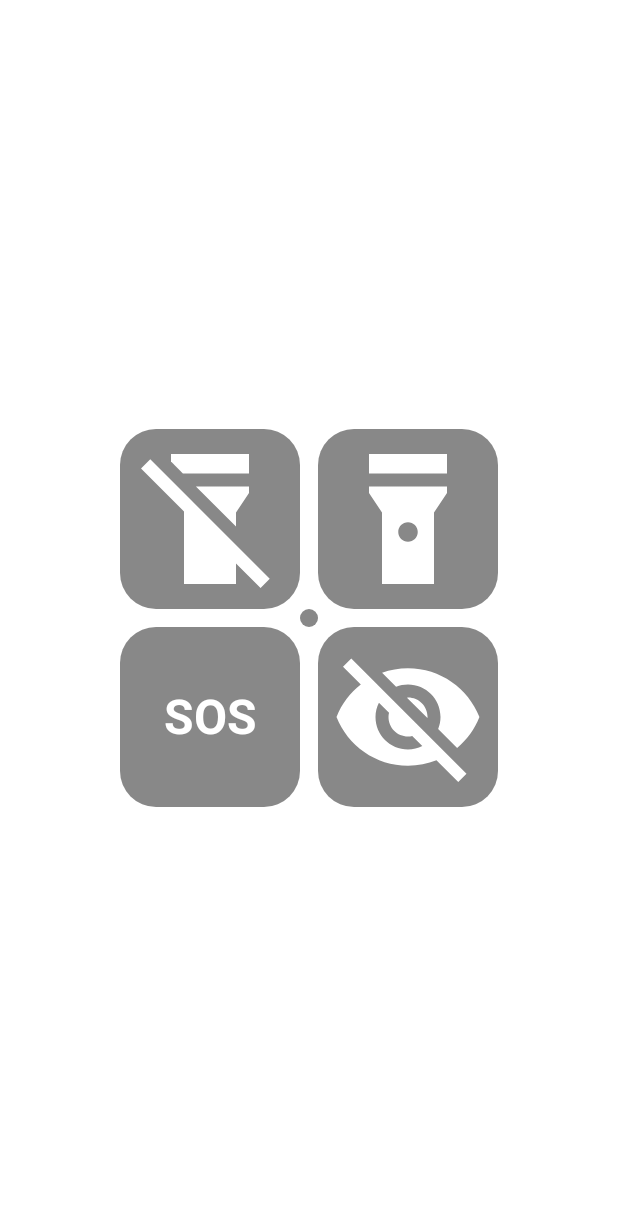
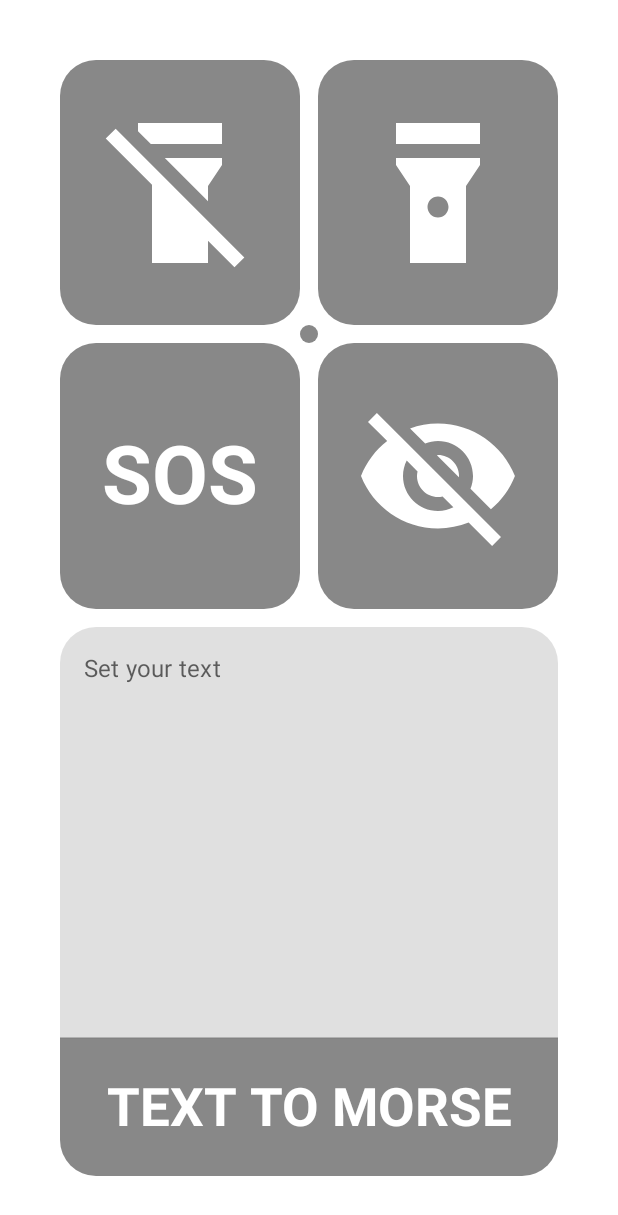
Before and after one commit to DEZZOMORF/morse-flashlight, an Android app built with Jetpack Compose: the screen it shows after launch (MainActivity), on a phone screen of 412 x 824 dp. Shown: the top 1215 px of the screen. Run offline under Robolectric (Android 15) with nearby library versions, the phone set to English and light mode, and no system bars; our stand-ins replace Dagger/Hilt's generated code.

Commit message:
Added converting user text to morse

```diff
--- a/app/src/main/java/com/lampa/morseflashlight/activity/MainActivity.kt
+++ b/app/src/main/java/com/lampa/morseflashlight/activity/MainActivity.kt
@@ -3,24 +3,62 @@ package com.lampa.morseflashlight.activity
 import android.os.Bundle
 import androidx.activity.ComponentActivity
 import androidx.activity.compose.setContent
+import androidx.compose.foundation.layout.*
+import androidx.compose.material.Surface
 import androidx.compose.runtime.collectAsState
 import androidx.compose.runtime.getValue
+import androidx.compose.ui.Alignment
+import androidx.compose.ui.Modifier
+import androidx.compose.ui.unit.dp
 import androidx.hilt.navigation.compose.hiltViewModel
-import com.lampa.morseflashlight.ui.MainScreen
+import com.lampa.morseflashlight.ui.MainButtons
+import com.lampa.morseflashlight.ui.MorseUi
+import com.lampa.morseflashlight.ui.theme.MorseFlashlightTheme
+import com.lampa.morseflashlight.ui.theme.defaultArrangementSpace
 import com.lampa.morseflashlight.viewmodel.MainViewModel
 import dagger.hilt.android.AndroidEntryPoint
 
 @AndroidEntryPoint
 class MainActivity : ComponentActivity() {
+
     override fun onCreate(savedInstanceState: Bundle?) {
         super.onCreate(savedInstanceState)
         setContent {
-            val mainViewModel: MainViewModel = hiltViewModel()
-            val flashlightState by mainViewModel.flashlightState.collectAsState()
-            MainScreen(
-                flashlightState = flashlightState,
-                onAction = mainViewModel::onAction
-            )
+            MorseFlashlightTheme {
+                Surface(modifier = Modifier.fillMaxSize()) {
+                    val mainViewModel: MainViewModel = hiltViewModel()
+                    val flashlightState by mainViewModel.flashlightState.collectAsState()
+                    Column(
+                        horizontalAlignment = Alignment.CenterHorizontally,
+                        verticalArrangement = Arrangement.spacedBy(defaultArrangementSpace),
+                        modifier = Modifier
+                            .fillMaxSize()
+                            .padding(40.dp)
+                    ) {
+                        Row(
+                            verticalAlignment = Alignment.CenterVertically,
+                            modifier = Modifier
+                                .fillMaxSize()
+                                .weight(1f)
+                        ) {
+                            MainButtons(
+                                flashlightState = flashlightState,
+                                onAction = mainViewModel::onAction
+                            )
+                        }
+                        Row(
+                            verticalAlignment = Alignment.CenterVertically,
+                            modifier = Modifier
+                                .fillMaxSize()
+                                .weight(1f)
+                        ) {
+                            MorseUi(
+                                onAction = mainViewModel::onAction
+                            )
+                        }
+                    }
+                }
+            }
         }
     }
 }
--- a/app/src/main/java/com/lampa/morseflashlight/ui/FlashlightButton.kt
+++ b/app/src/main/java/com/lampa/morseflashlight/ui/FlashlightButton.kt
@@ -2,7 +2,8 @@ package com.lampa.morseflashlight.ui
 
 import androidx.compose.foundation.background
 import androidx.compose.foundation.clickable
-import androidx.compose.foundation.layout.*
+import androidx.compose.foundation.layout.Box
+import androidx.compose.foundation.layout.BoxScope
 import androidx.compose.foundation.shape.RoundedCornerShape
 import androidx.compose.runtime.Composable
 import androidx.compose.ui.Alignment
@@ -12,7 +13,7 @@ import androidx.compose.ui.graphics.Color
 import androidx.compose.ui.unit.dp
 
 @Composable
-fun FlashlightButton(
+fun RoundCornerButton(
     modifier: Modifier = Modifier,
     onClick: () -> Unit,
     content: @Composable() (BoxScope.() -> Unit)
@@ -20,8 +21,6 @@ fun FlashlightButton(
     Box(
         contentAlignment = Alignment.Center,
         modifier = Modifier
-            .height(120.dp)
-            .width(120.dp)
             .clip(shape = RoundedCornerShape(24.dp))
             .background(Color.Gray)
             .clickable { onClick() }
@@ -29,3 +28,20 @@ fun FlashlightButton(
         content.invoke(this)
     }
 }
+
+@Composable
+fun BottomRoundCornerButton(
+    modifier: Modifier = Modifier,
+    onClick: () -> Unit,
+    content: @Composable() (BoxScope.() -> Unit)
+) {
+    Box(
+        contentAlignment = Alignment.Center,
+        modifier = Modifier
+            .clip(shape = RoundedCornerShape(0.dp, 0.dp, 24.dp, 24.dp))
+            .background(Color.Gray)
+            .clickable { onClick() }
+            .then(modifier)) {
+        content.invoke(this)
+    }
+}
--- /dev/null
+++ b/app/src/main/java/com/lampa/morseflashlight/ui/MainButtons.kt
@@ -0,0 +1,171 @@
+package com.lampa.morseflashlight.ui
+
+import androidx.compose.foundation.Image
+import androidx.compose.foundation.background
+import androidx.compose.foundation.layout.*
+import androidx.compose.foundation.shape.CircleShape
+import androidx.compose.material.Text
+import androidx.compose.runtime.*
+import androidx.compose.ui.Alignment
+import androidx.compose.ui.Modifier
+import androidx.compose.ui.draw.clip
+import androidx.compose.ui.draw.drawWithContent
+import androidx.compose.ui.graphics.Color
+import androidx.compose.ui.res.painterResource
+import androidx.compose.ui.text.TextStyle
+import androidx.compose.ui.text.font.FontWeight
+import androidx.compose.ui.text.style.TextAlign
+import androidx.compose.ui.unit.dp
+import androidx.compose.ui.unit.sp
+import com.lampa.morseflashlight.R
+import com.lampa.morseflashlight.`object`.FlashlightAction
+import com.lampa.morseflashlight.ui.theme.defaultContentPadding
+import com.lampa.morseflashlight.ui.theme.defaultArrangementSpace
+
+@Composable
+fun MainButtons(
+    flashlightState: Boolean,
+    onAction: (FlashlightAction) -> Unit
+) {
+    Column(
+        horizontalAlignment = Alignment.CenterHorizontally,
+        verticalArrangement = Arrangement.Center,
+        modifier = Modifier
+            .fillMaxSize()
+    ) {
+        Row(
+            horizontalArrangement = Arrangement.spacedBy(defaultArrangementSpace),
+            modifier = Modifier
+                .fillMaxSize()
+                .weight(1f),
+        ) {
+            OffButton(
+                Modifier
+                    .weight(1f)
+            ) {
+                onAction(FlashlightAction.Off)
+            }
+            SimpleButton(
+                Modifier
+                    .weight(1f)
+            ) {
+                onAction(FlashlightAction.Torch)
+            }
+        }
+        Box(
+            modifier = Modifier
+                .height(12.dp)
+                .width(12.dp)
+                .clip(shape = CircleShape)
+                .background(if (flashlightState) Color.Yellow else Color.Gray)
+        )
+        Row(
+            horizontalArrangement = Arrangement.spacedBy(defaultArrangementSpace),
+            modifier = Modifier
+                .fillMaxSize()
+                .weight(1f)
+        ) {
+            SosButton(
+                Modifier
+                    .weight(1f)
+            ) {
+                onAction(FlashlightAction.Morse("SOS"))
+            }
+            StroboscopeButton(
+                Modifier
+                    .weight(1f)
+            ) {
+                onAction(FlashlightAction.Stroboscope)
+            }
+        }
+    }
+}
+
+@Composable
+fun OffButton(modifier: Modifier = Modifier, onClick: () -> Unit) {
+    RoundCornerButton(
+        onClick = onClick,
+        modifier = modifier
+    ) {
+        Image(
+            painter = painterResource(id = R.drawable.ic_baseline_flashlight_off_24),
+            contentDescription = null,
+            modifier = Modifier
+                .fillMaxSize()
+                .align(Alignment.Center)
+                .padding(defaultContentPadding)
+        )
+    }
+}
+
+@Composable
+fun SimpleButton(modifier: Modifier = Modifier, onClick: () -> Unit) {
+    RoundCornerButton(
+        onClick = onClick,
+        modifier = modifier
+    ) {
+        Image(
+            painter = painterResource(id = R.drawable.ic_baseline_flashlight_on_24),
+            contentDescription = null,
+            modifier = Modifier
+                .fillMaxSize()
+                .align(Alignment.Center)
+                .padding(defaultContentPadding)
+        )
+    }
+}
+
+@Composable
+fun SosButton(modifier: Modifier = Modifier, onClick: () -> Unit) {
+    val defaultTextStyle = TextStyle(
+        textAlign = TextAlign.Center,
+        fontSize = 60.sp,
+        fontWeight = FontWeight.Bold,
+        color = Color.White
+    )
+    var textStyle by remember { mutableStateOf(defaultTextStyle) }
+    var readyToDraw by remember { mutableStateOf(false) }
+
+    RoundCornerButton(
+        onClick = onClick,
+        modifier = modifier
+            .fillMaxSize()
+    ) {
+        Text(
+            text = "SOS",
+            style = textStyle,
+            maxLines = 1,
+            softWrap = false,
+            modifier = Modifier
+                .align(Alignment.Center)
+                .padding(defaultContentPadding)
+                .drawWithContent {
+                    if (readyToDraw) drawContent()
+                },
+            onTextLayout = { textLayoutResult ->
+                if (textLayoutResult.didOverflowWidth) {
+                    textStyle = textStyle.copy(fontSize = textStyle.fontSize * 0.9)
+                } else {
+                    readyToDraw = true
+                }
+            },
+        )
+    }
+}
+
+@Composable
+fun StroboscopeButton(modifier: Modifier = Modifier, onClick: () -> Unit) {
+    RoundCornerButton(
+        onClick = onClick,
+        modifier = modifier
+    ) {
+        Image(
+            painter = painterResource(id = R.drawable.ic_baseline_visibility_off_24),
+            contentDescription = null,
+            modifier = Modifier
+                .fillMaxSize()
+                .align(Alignment.Center)
+                .padding(defaultContentPadding)
+        )
+    }
+}
--- a/app/src/main/java/com/lampa/morseflashlight/ui/MainScreen.kt
+++ /dev/null
@@ -1,125 +0,0 @@
-package com.lampa.morseflashlight.ui
-
-import androidx.compose.foundation.Image
-import androidx.compose.foundation.background
-import androidx.compose.foundation.layout.*
-import androidx.compose.foundation.shape.CircleShape
-import androidx.compose.material.Surface
-import androidx.compose.material.Text
-import androidx.compose.runtime.Composable
-import androidx.compose.ui.Alignment
-import androidx.compose.ui.Modifier
-import androidx.compose.ui.draw.clip
-import androidx.compose.ui.graphics.Color
-import androidx.compose.ui.res.painterResource
-import androidx.compose.ui.text.TextStyle
-import androidx.compose.ui.text.font.FontWeight
-import androidx.compose.ui.text.style.TextAlign
-import androidx.compose.ui.unit.dp
-import androidx.compose.ui.unit.sp
-import com.lampa.morseflashlight.R
-import com.lampa.morseflashlight.`object`.FlashlightAction
-import com.lampa.morseflashlight.ui.theme.MorseFlashlightTheme
-
-@Composable
-fun MainScreen(
-    flashlightState: Boolean,
-    onAction: (FlashlightAction) -> Unit
-) {
-    MorseFlashlightTheme {
-        Surface(modifier = Modifier.fillMaxSize()) {
-            Column(
-                horizontalAlignment = Alignment.CenterHorizontally,
-                verticalArrangement = Arrangement.Center,
-                modifier = Modifier
-                    .fillMaxSize()
-            ) {
-                Row {
-                    OffButton { onAction(FlashlightAction.Off) }
-                    Spacer(modifier = Modifier.width(12.dp))
-                    SimpleButton { onAction(FlashlightAction.Torch) }
-                }
-                Box(
-                    modifier = Modifier
-                        .height(12.dp)
-                        .width(12.dp)
-                        .clip(shape = CircleShape)
-                        .background(if (flashlightState) Color.Yellow else Color.Gray)
-                )
-                Row {
-                    SosButton { onAction(FlashlightAction.Morse("SOS")) }
-                    Spacer(modifier = Modifier.width(12.dp))
-                    StroboscopeButton { onAction(FlashlightAction.Stroboscope) }
-                }
-            }
-        }
-    }
-}
-
-@Composable
-fun OffButton(onClick: () -> Unit) {
-    FlashlightButton(
-        onClick = onClick,
-    ) {
-        Image(
-            painter = painterResource(id = R.drawable.ic_baseline_flashlight_off_24),
-            contentDescription = null,
-            modifier = Modifier
-                .fillMaxSize()
-                .align(Alignment.Center)
-                .padding(8.dp)
-        )
-    }
-}
-
-@Composable
-fun SimpleButton(onClick: () -> Unit) {
-    FlashlightButton(
-        onClick = onClick,
-    ) {
-        Image(
-            painter = painterResource(id = R.drawable.ic_baseline_flashlight_on_24),
-            contentDescription = null,
-            modifier = Modifier
-                .fillMaxSize()
-                .align(Alignment.Center)
-                .padding(8.dp)
-        )
-    }
-}
-
-@Composable
-fun SosButton(onClick: () -> Unit) {
-    FlashlightButton(
-        onClick = onClick,
-    ) {
-        Text(
-            text = "SOS",
-            style = TextStyle(
-                textAlign = TextAlign.Center,
-                fontSize = 32.sp,
-                fontWeight = FontWeight.Bold,
-                color = Color.White
-            ),
-            modifier = Modifier
-                .align(Alignment.Center)
-                .padding(8.dp)
-        )
-    }
-}
-
-@Composable
-fun StroboscopeButton(onClick: () -> Unit) {
-    FlashlightButton(
-        onClick = onClick,
-    ) {
-        Image(
-            painter = painterResource(id = R.drawable.ic_baseline_visibility_off_24),
-            contentDescription = null,
-            modifier = Modifier
-                .fillMaxSize()
-                .align(Alignment.Center)
-                .padding(8.dp)
-        )
-    }
-}
--- /dev/null
+++ b/app/src/main/java/com/lampa/morseflashlight/ui/MorseUi.kt
@@ -0,0 +1,89 @@
+package com.lampa.morseflashlight.ui
+
+import androidx.compose.foundation.layout.*
+import androidx.compose.foundation.shape.RoundedCornerShape
+import androidx.compose.material.Text
+import androidx.compose.material.TextField
+import androidx.compose.runtime.*
+import androidx.compose.runtime.saveable.rememberSaveable
+import androidx.compose.ui.Alignment
+import androidx.compose.ui.Modifier
+import androidx.compose.ui.draw.drawWithContent
+import androidx.compose.ui.graphics.Color
+import androidx.compose.ui.text.TextStyle
+import androidx.compose.ui.text.font.FontWeight
+import androidx.compose.ui.text.style.TextAlign
+import androidx.compose.ui.unit.dp
+import androidx.compose.ui.unit.sp
+import com.lampa.morseflashlight.`object`.FlashlightAction
+import com.lampa.morseflashlight.ui.theme.defaultContentPadding
+
+@Composable
+fun MorseUi(
+    onAction: (FlashlightAction) -> Unit
+) {
+    var text by rememberSaveable { mutableStateOf("") }
+
+    Column(
+        horizontalAlignment = Alignment.CenterHorizontally,
+        verticalArrangement = Arrangement.Center,
+        modifier = Modifier
+            .fillMaxSize()
+    ) {
+        Row(modifier = Modifier
+            .fillMaxSize()
+            .weight(3f)) {
+            TextField(
+                value = text,
+                onValueChange = { text = it },
+                label = { Text("Set your text") },
+                shape = RoundedCornerShape(24.dp, 24.dp, 0.dp, 0.dp),
+                modifier = Modifier.fillMaxSize()
+            )
+        }
+        Row(modifier = Modifier
+            .fillMaxSize()
+            .weight(1f)) {
+            MorseButton(Modifier.fillMaxSize()) {
+                onAction(FlashlightAction.Morse(text))
+            }
+        }
+    }
+}
+
+@Composable
+fun MorseButton(modifier: Modifier = Modifier, onClick: () -> Unit) {
+    val defaultTextStyle = TextStyle(
+        textAlign = TextAlign.Center,
+        fontSize = 60.sp,
+        fontWeight = FontWeight.Bold,
+        color = Color.White
+    )
+    var textStyle by remember { mutableStateOf(defaultTextStyle) }
+    var readyToDraw by remember { mutableStateOf(false) }
+
+    BottomRoundCornerButton(
+        onClick = onClick,
+        modifier = modifier
+    ) {
+        Text(
+            text = "TEXT TO MORSE",
+            style = textStyle,
+            maxLines = 1,
+            softWrap = false,
+            modifier = Modifier
+                .align(Alignment.Center)
+                .padding(horizontal = defaultContentPadding, vertical = 4.dp)
+                .drawWithContent {
+                    if (readyToDraw) drawContent()
+                },
+            onTextLayout = { textLayoutResult ->
+                if (textLayoutResult.didOverflowWidth) {
+                    textStyle = textStyle.copy(fontSize = textStyle.fontSize * 0.9)
+                } else {
+                    readyToDraw = true
+                }
+            },
+        )
+    }
+}
--- /dev/null
+++ b/app/src/main/java/com/lampa/morseflashlight/ui/theme/Const.kt
@@ -0,0 +1,6 @@
+package com.lampa.morseflashlight.ui.theme
+
+import androidx.compose.ui.unit.dp
+
+val defaultArrangementSpace = 12.dp
+val defaultContentPadding = 24.dp
```
